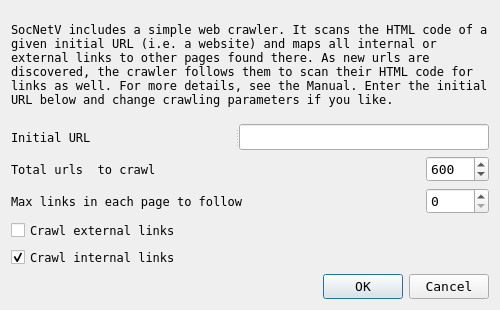
Old version of the form src/forms/webcrawlerdialog.ui in the repository socnetv/app.
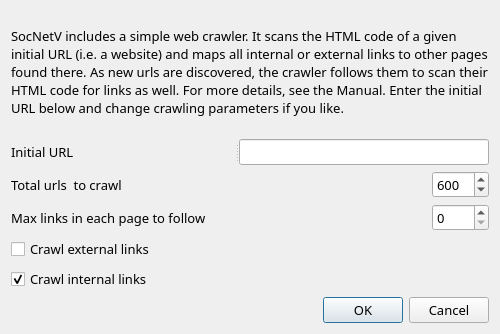
New version of the form.

Commit message: even more dialog font fixes 3

What changed in the file:
```diff
--- a/src/forms/webcrawlerdialog.ui
+++ b/src/forms/webcrawlerdialog.ui
@@ -7,7 +7,7 @@
     <x>0</x>
     <y>0</y>
     <width>500</width>
-    <height>310</height>
+    <height>334</height>
    </rect>
   </property>
   <property name="sizePolicy">
@@ -19,19 +19,18 @@
   <property name="minimumSize">
    <size>
     <width>500</width>
-    <height>310</height>
+    <height>330</height>
    </size>
   </property>
   <property name="maximumSize">
    <size>
     <width>627</width>
-    <height>350</height>
+    <height>380</height>
    </size>
   </property>
   <property name="font">
    <font>
-    <family>DejaVu Sans Mono</family>
-    <pointsize>12</pointsize>
+    <pointsize>10</pointsize>
    </font>
   </property>
   <property name="windowTitle">
@@ -55,11 +54,12 @@
      <property name="font">
       <font>
        <family>Sans Serif</family>
-       <pointsize>9</pointsize>
+       <pointsize>10</pointsize>
+       <stylestrategy>PreferDefault</stylestrategy>
       </font>
      </property>
      <property name="text">
-      <string>&lt;html&gt;&lt;head/&gt;&lt;body&gt;&lt;p&gt;SocNetV includes a simple web crawler. It scans the HTML code of a given initial URL (i.e. a website) and maps all internal or external links to other pages found there. As new urls are discovered, the crawler follows them to scan their HTML code for links as well. For more details, see the Manual.&lt;/p&gt;&lt;p&gt;Enter the initial URL below and change crawling parameters if you like.&lt;/p&gt;&lt;/body&gt;&lt;/html&gt;</string>
+      <string>&lt;html&gt;&lt;head/&gt;&lt;body&gt;&lt;p&gt;SocNetV includes a simple web crawler. It scans the HTML code of a given initial URL (i.e. a website) and maps all internal or external links to other pages found there. As new urls are discovered, the crawler follows them to scan their HTML code for links as well. For more details, see the Manual. &lt;/p&gt;&lt;p&gt;Enter the initial URL below and change crawling parameters if you like.&lt;/p&gt;&lt;/body&gt;&lt;/html&gt;</string>
      </property>
      <property name="textFormat">
       <enum>Qt::RichText</enum>
@@ -90,7 +90,7 @@
       <property name="font">
        <font>
         <family>Sans Serif</family>
-        <pointsize>9</pointsize>
+        <pointsize>10</pointsize>
        </font>
       </property>
       <property name="text">
@@ -161,7 +161,7 @@
        <property name="font">
         <font>
          <family>Sans Serif</family>
-         <pointsize>9</pointsize>
+         <pointsize>10</pointsize>
         </font>
        </property>
        <property name="toolTip">
@@ -236,7 +236,7 @@
        <property name="font">
         <font>
          <family>Sans Serif</family>
-         <pointsize>9</pointsize>
+         <pointsize>10</pointsize>
         </font>
        </property>
        <property name="toolTip">
@@ -298,7 +298,7 @@
      <property name="font">
       <font>
        <family>Sans Serif</family>
-       <pointsize>9</pointsize>
+       <pointsize>10</pointsize>
       </font>
      </property>
      <property name="focusPolicy">
@@ -326,7 +326,7 @@
      <property name="font">
       <font>
        <family>Sans Serif</family>
-       <pointsize>9</pointsize>
+       <pointsize>10</pointsize>
       </font>
      </property>
      <property name="focusPolicy">
```
The commit also changes 2 other files.
